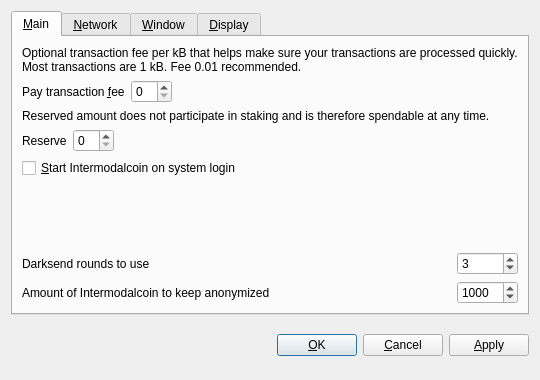
This is src/qt/forms/optionsdialog.ui in Intermodalcoin/Intermodal-Coin as Qt 5 draws it before an edit. The edited form follows.
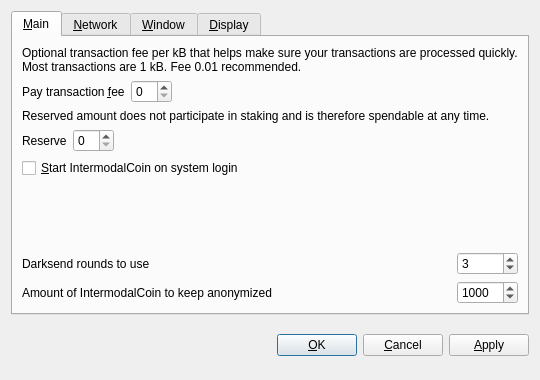
This is the edited form. Custom widgets are drawn as their Qt base class.

```diff
--- a/src/qt/forms/optionsdialog.ui
+++ b/src/qt/forms/optionsdialog.ui
@@ -128,7 +128,7 @@
           <string>Automatically start Intermodalcoin after logging in to the system.</string>
          </property>
          <property name="text">
-          <string>&amp;Start Intermodalcoin on system login</string>
+          <string>&amp;Start IntermodalCoin on system login</string>
          </property>
         </widget>
        </item>
@@ -186,7 +186,7 @@
           <string notr="true"/>
          </property>
          <property name="text">
-          <string>Amount of Intermodalcoin to keep anonymized</string>
+          <string>Amount of IntermodalCoin to keep anonymized</string>
          </property>
         </widget>
        </item>
```
Left out of the diff: 10 changed lines with no effect on the pictures.
